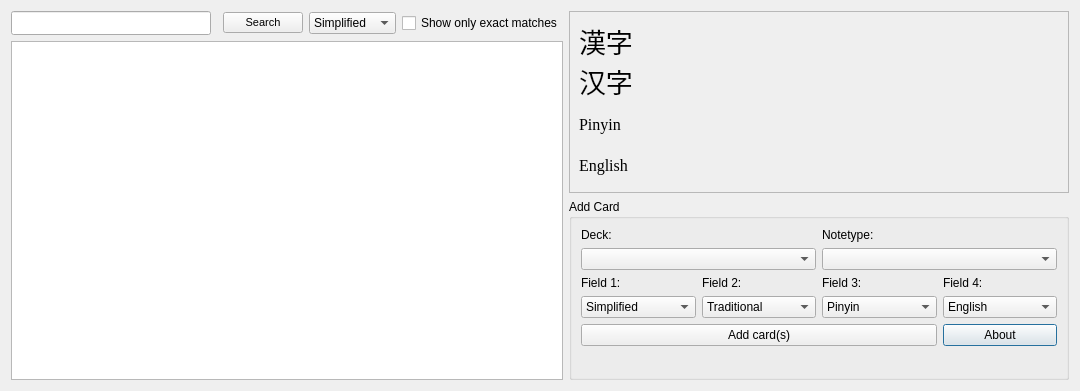
The window that designer/dict_ui.ui (ThoreBor/CC-CEDICT-for-Anki) describes before a commit, drawn with Qt 5.
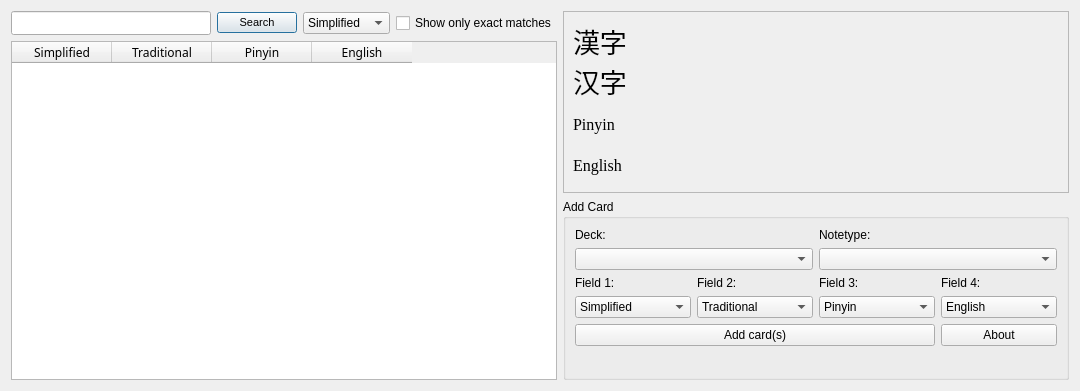
The same window after the commit. Icons and pictures are not drawn.

What changed in the file:
```diff
--- a/designer/dict_ui.ui
+++ b/designer/dict_ui.ui
@@ -34,7 +34,7 @@
        <rect>
         <x>0</x>
         <y>0</y>
-        <width>518</width>
+        <width>478</width>
         <height>182</height>
        </rect>
       </property>
@@ -43,7 +43,7 @@
         <widget class="QLabel" name="Hanzi">
          <property name="font">
           <font>
-           <family>SimSun</family>
+           <family>KaiTi</family>
            <pointsize>20</pointsize>
           </font>
          </property>
@@ -253,6 +253,9 @@
           <property name="text">
            <string>About</string>
           </property>
+          <property name="autoDefault">
+           <bool>false</bool>
+          </property>
          </widget>
         </item>
         <item row="1" column="0" colspan="2">
@@ -266,6 +269,9 @@
           <property name="text">
            <string>Add card(s)</string>
           </property>
+          <property name="autoDefault">
+           <bool>false</bool>
+          </property>
          </widget>
         </item>
        </layout>
@@ -288,6 +294,28 @@
    </item>
    <item row="0" column="0" rowspan="2">
     <layout class="QGridLayout" name="gridLayout">
+     <item row="0" column="3">
+      <widget class="QCheckBox" name="checkBox">
+       <property name="text">
+        <string>Show only exact matches</string>
+       </property>
+       <property name="checked">
+        <bool>false</bool>
+       </property>
+      </widget>
+     </item>
+     <item row="0" column="1">
+      <widget class="QPushButton" name="SearchButton">
+       <property name="font">
+        <font>
+         <pointsize>8</pointsize>
+        </font>
+       </property>
+       <property name="text">
+        <string>Search</string>
+       </property>
+      </widget>
+     </item>
      <item row="0" column="0">
       <widget class="QLineEdit" name="Query">
        <property name="minimumSize">
@@ -304,55 +332,67 @@
        </property>
       </widget>
      </item>
-     <item row="2" column="0" colspan="5">
-      <widget class="QListWidget" name="Results">
-       <property name="font">
-        <font>
-         <family>SimHei</family>
-         <pointsize>10</pointsize>
-        </font>
-       </property>
-      </widget>
-     </item>
-     <item row="0" column="3">
-      <widget class="QComboBox" name="Input_Type">
-       <item>
-        <property name="text">
-         <string>Simplified</string>
-        </property>
-       </item>
-       <item>
-        <property name="text">
-         <string>Traditional</string>
-        </property>
-       </item>
-       <item>
-        <property name="text">
-         <string>English</string>
-        </property>
-       </item>
-      </widget>
-     </item>
      <item row="0" column="2">
-      <widget class="QPushButton" name="SearchButton">
+      <widget class="QComboBox" name="Input_Type">
+       <item>
+        <property name="text">
+         <string>Simplified</string>
+        </property>
+       </item>
+       <item>
+        <property name="text">
+         <string>Traditional</string>
+        </property>
+       </item>
+       <item>
+        <property name="text">
+         <string>English</string>
+        </property>
+       </item>
+      </widget>
+     </item>
+     <item row="1" column="0" colspan="4">
+      <widget class="QTableWidget" name="Results">
        <property name="font">
         <font>
-         <pointsize>8</pointsize>
+         <family>SimHei</family>
         </font>
        </property>
-       <property name="text">
-        <string>Search</string>
+       <property name="editTriggers">
+        <set>QAbstractItemView::NoEditTriggers</set>
        </property>
-      </widget>
-     </item>
-     <item row="0" column="4">
-      <widget class="QCheckBox" name="checkBox">
-       <property name="text">
-        <string>Show only exact matches</string>
+       <property name="alternatingRowColors">
+        <bool>true</bool>
        </property>
-       <property name="checked">
-        <bool>false</bool>
+       <property name="selectionMode">
+        <enum>QAbstractItemView::SingleSelection</enum>
        </property>
+       <property name="selectionBehavior">
+        <enum>QAbstractItemView::SelectRows</enum>
+       </property>
+       <property name="textElideMode">
+        <enum>Qt::ElideLeft</enum>
+       </property>
+       <column>
+        <property name="text">
+         <string>Simplified</string>
+        </property>
+       </column>
+       <column>
+        <property name="text">
+         <string>Traditional</string>
+        </property>
+       </column>
+       <column>
+        <property name="text">
+         <string>Pinyin</string>
+        </property>
+       </column>
+       <column>
+        <property name="text">
+         <string>English</string>
+        </property>
+       </column>
       </widget>
      </item>
     </layout>
```
Left out of the diff: 18 changed lines with no effect on the pictures.
